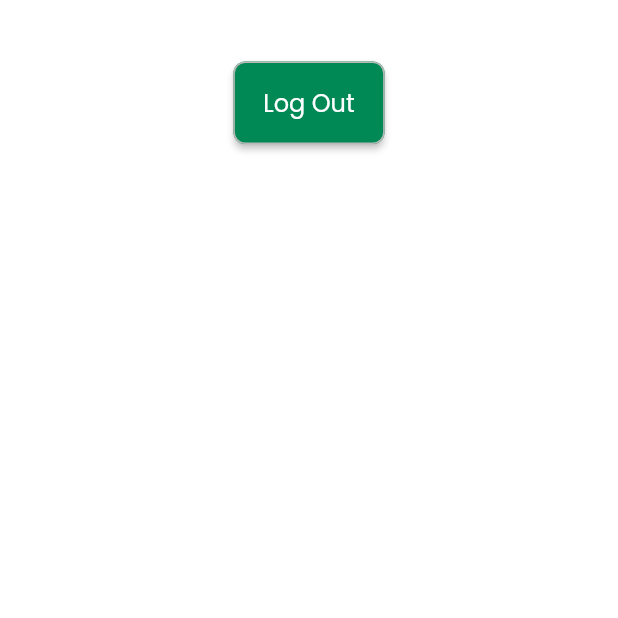
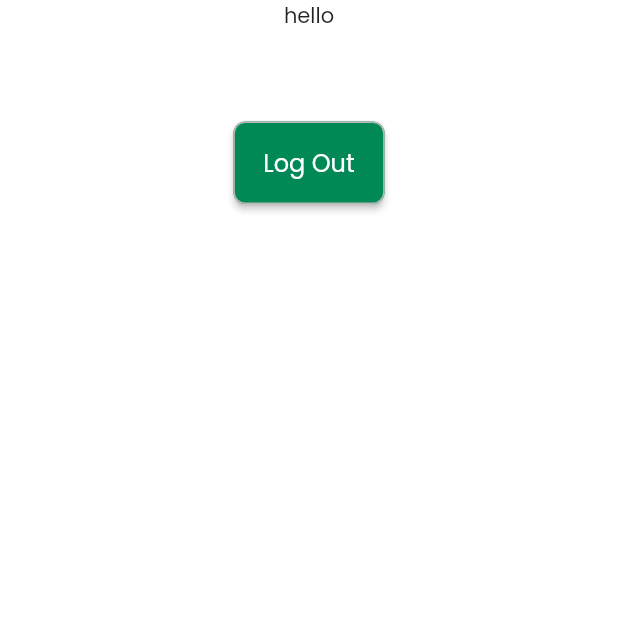
Before and after one commit to ALIRAZA17/EaseTour, a Flutter app: the HomeScreen screen opened by its route, on a phone screen of 412 x 824 dp, the top half of it. Run offline on Flutter 3.47's test engine with Material 2 defaults, Android fonts, the phone set to English and light mode, and no system bars; our stand-ins replace cloud_firestore, firebase_auth, firebase_core, flutter_riverpod, flutter_svg, get and 2 more; accounts and stored records are empty; network calls fail.

```diff
--- a/lib/screens/home/ui_home_screen.dart
+++ b/lib/screens/home/ui_home_screen.dart
@@ -4,6 +4,7 @@ import 'package:firebase_auth/firebase_auth.dart';
 import 'package:flutter/material.dart';
 import 'package:flutter_riverpod/flutter_riverpod.dart';
 import 'package:get/get.dart';
+import 'package:google_sign_in/google_sign_in.dart';
 
 class HomeScreen extends ConsumerStatefulWidget {
   const HomeScreen({super.key});
@@ -16,6 +17,7 @@ class _HomeScreenState extends ConsumerState<HomeScreen> {
   final auth = FirebaseAuth.instance;
 
   void logout() async {
+    await GoogleSignIn().signOut();
     await auth.signOut();
     Get.toNamed("/login");
   }
@@ -23,12 +25,13 @@ class _HomeScreenState extends ConsumerState<HomeScreen> {
   @override
   Widget build(BuildContext context) {
     return Scaffold(
-      body: Center(
+      body: SafeArea(
+        child: Center(
           child: Column(
             children: [
-            Text(auth.currentUser!.uid),
+              Text("hello"),
               const SizedBox(
-              height: 20,
+                height: 60,
               ),
               AppTextButton(
                 text: "Log Out",
@@ -38,6 +41,7 @@ class _HomeScreenState extends ConsumerState<HomeScreen> {
             ],
           ),
         ),
+      ),
     );
   }
 }
--- a/lib/screens/signup/widgets/set_password_screen.dart
+++ b/lib/screens/signup/widgets/set_password_screen.dart
@@ -111,6 +111,7 @@ class _SetPasswordScreenState extends ConsumerState<SetPasswordScreen> {
                       Form(
                         key: formKey,
                         child: Column(
+                          crossAxisAlignment: CrossAxisAlignment.stretch,
                           children: [
                             AppTextField(
                               label: "Enter Your Password",
--- a/pubspec.yaml
+++ b/pubspec.yaml
@@ -43,6 +43,7 @@ dependencies:
   cloud_firestore: ^4.9.1
   firebase_auth: ^4.9.0
   flutter_riverpod: ^2.3.2
+  google_sign_in: ^6.1.5
 
 dev_dependencies:
   flutter_test:
```
Also changed, not shown: lib/screens/login/ui_login_screen.dart (+25 -5 lines), lib/screens/signup/ui_signup_screen.dart (+20 -1 lines), lib/screens/transport/transport_selection/ui_select_transport_screen.dart (added), pubspec.lock, 1 other file. Lines whose indentation alone changed are shown as unchanged.
